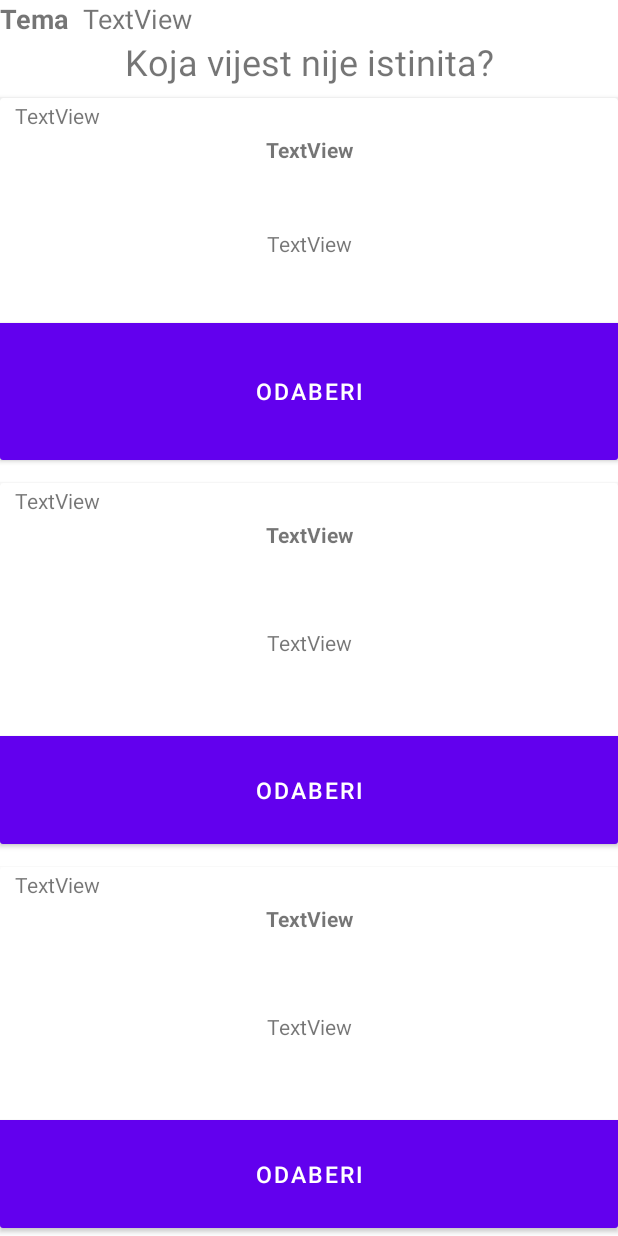
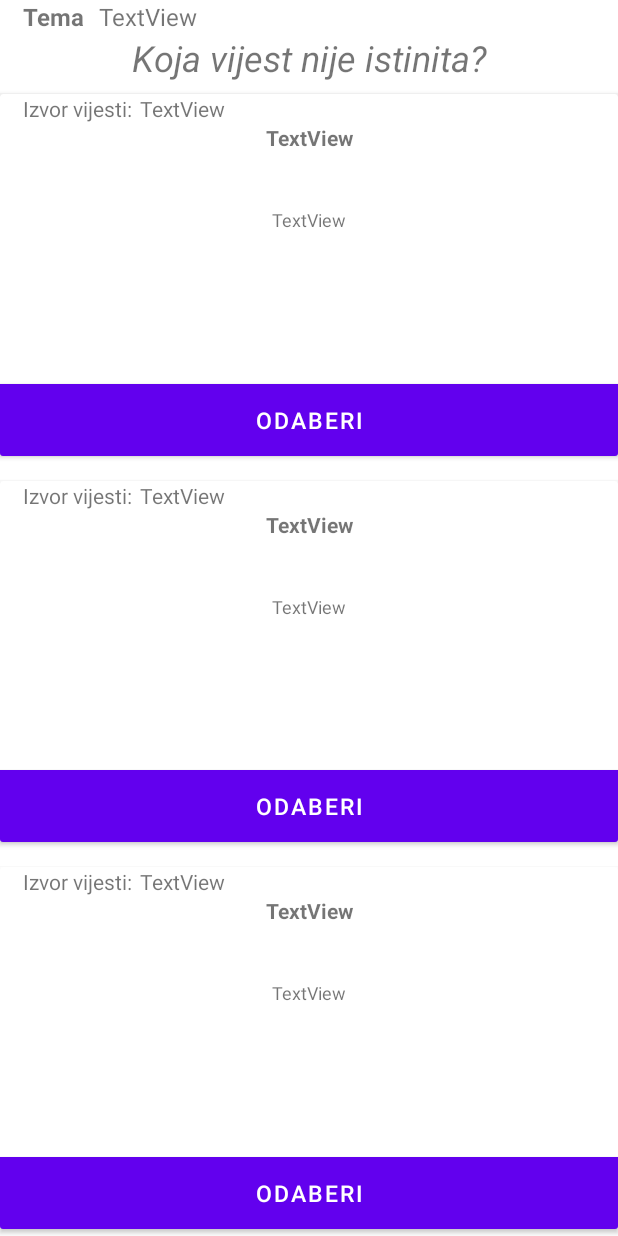
Before and after one commit to Bungar95/Android-DSI2021, an Android app: the layout activity_quiz_fake_news.xml on its own in the app's theme, with its tools: preview values and no code run, on a phone screen of 412 x 824 dp. Run offline under Robolectric (Android 15) with nearby library versions, the phone set to English and light mode, and no system bars; Roboto replaces fonts that are not available here.

Commit message:
2nd quiz added, result activity adjusted

```diff
--- a/app/src/main/java/hr/cnzd/dsi2021/Activities/Quiz/QuizNasiljeActivity.java
+++ b/app/src/main/java/hr/cnzd/dsi2021/Activities/Quiz/QuizNasiljeActivity.java
@@ -19,7 +19,7 @@ public class QuizNasiljeActivity extends AppCompatActivity implements IQuizActiv
 
     private static int BROJ_PITANJA = 10;
     IQuizActivity.Presenter mPresenter;
-    String quiz = "prepoznajmo_nasilje";
+    String quiz;
     private List<KvizPitanje> pitanja;
     private int trenutnoPitanje;
     private Intent resultIntent;
@@ -49,6 +49,7 @@ public class QuizNasiljeActivity extends AppCompatActivity implements IQuizActiv
     public void init() {
         resultIntent = new Intent(this, QuizResultActivity.class);
         txtPitanje = findViewById(R.id.pitanje);
+        quiz = "prepoznajmo_nasilje";
         o1=findViewById(R.id.o1);
         o2=findViewById(R.id.o2);
         o3=findViewById(R.id.o3);
--- a/app/src/main/java/hr/cnzd/dsi2021/Presenters/Quiz/QuizPresenter.java
+++ b/app/src/main/java/hr/cnzd/dsi2021/Presenters/Quiz/QuizPresenter.java
@@ -37,7 +37,7 @@ public class QuizPresenter implements IQuizActivity.Presenter {
 
         int postotak = (int)(((float) ukupno/10)*100);
         intent.putExtra("postotak",postotak);
-        intent.putExtra("vrsta", type);
+        intent.putExtra("kviz", type);
         return intent;
     }
 
--- a/app/src/main/res/layout/activity_quiz_fake_news.xml
+++ b/app/src/main/res/layout/activity_quiz_fake_news.xml
@@ -1,14 +1,80 @@
 <?xml version="1.0" encoding="utf-8"?>
-<RelativeLayout xmlns:android="http://schemas.android.com/apk/res/android"
+<androidx.constraintlayout.widget.ConstraintLayout
+    xmlns:android="http://schemas.android.com/apk/res/android"
     xmlns:app="http://schemas.android.com/apk/res-auto"
     xmlns:tools="http://schemas.android.com/tools"
-    android:layout_width="fill_parent"
-    android:layout_height="fill_parent"
-    tools:context="hr.cnzd.dsi2021.Activities.Quiz.QuizNasiljeActivity">
+    android:layout_width="match_parent"
+    android:layout_height="match_parent">
+
+    <LinearLayout
+        android:id="@+id/linearLayout2"
+        android:layout_width="match_parent"
+        android:layout_height="0dp"
+        android:orientation="vertical"
+        app:layout_constraintEnd_toEndOf="parent"
+        app:layout_constraintStart_toStartOf="parent"
+        app:layout_constraintTop_toTopOf="parent">
 
         <LinearLayout
             android:layout_width="match_parent"
-        android:layout_height="fill_parent"
+            android:layout_height="match_parent"
+            android:orientation="horizontal"
+            android:paddingLeft="15dp">
+
+            <TextView
+                android:layout_width="wrap_content"
+                android:layout_height="wrap_content"
+                android:text="Tema"
+                android:textSize="16dp"
+                android:textStyle="bold" />
+
+            <TextView
+                android:id="@+id/tvTema"
+                android:layout_width="wrap_content"
+                android:layout_height="wrap_content"
+                android:layout_marginLeft="10dp"
+                android:text="TextView"
+                android:textSize="16dp" />
+        </LinearLayout>
+    </LinearLayout>
+
+    <TextView
+        android:id="@+id/textView"
+        android:layout_width="match_parent"
+        android:layout_height="wrap_content"
+        android:text="Koja vijest nije istinita?"
+        android:textAlignment="center"
+        android:textSize="24sp"
+        android:textStyle="italic"
+        app:layout_constraintBottom_toTopOf="@+id/space"
+        app:layout_constraintEnd_toEndOf="parent"
+        app:layout_constraintStart_toStartOf="parent"
+        app:layout_constraintTop_toBottomOf="@+id/linearLayout2" />
+
+    <Space
+        android:id="@+id/space"
+        android:layout_width="match_parent"
+        android:layout_height="8dp"
+        app:layout_constraintBottom_toTopOf="@+id/cardView"
+        app:layout_constraintEnd_toEndOf="parent"
+        app:layout_constraintHorizontal_bias="0.0"
+        app:layout_constraintStart_toStartOf="parent"
+        app:layout_constraintTop_toBottomOf="@+id/textView" />
+
+    <androidx.cardview.widget.CardView
+        android:id="@+id/cardView"
+        android:layout_width="match_parent"
+        android:layout_height="0dp"
+        android:layout_marginBottom="1dp"
+        android:layout_weight="1"
+        app:layout_constraintBottom_toTopOf="@+id/space2"
+        app:layout_constraintEnd_toEndOf="parent"
+        app:layout_constraintStart_toStartOf="parent"
+        app:layout_constraintTop_toBottomOf="@+id/space">
+
+        <LinearLayout
+            android:layout_width="match_parent"
+            android:layout_height="match_parent"
             android:orientation="vertical">
 
             <LinearLayout
@@ -17,74 +83,48 @@
                 android:orientation="horizontal">
 
                 <TextView
+                    android:id="@+id/textView5"
                     android:layout_width="wrap_content"
                     android:layout_height="wrap_content"
-                android:text="Tema"
-                android:textSize="18sp"
-                android:textStyle="bold" />
-
-            <TextView
-                android:id="@+id/tvTema"
-                android:layout_width="wrap_content"
-                android:layout_height="wrap_content"
-                android:layout_marginLeft="10dp"
-                android:text="TextView"
-                android:textSize="18sp" />
-        </LinearLayout>
-
-        <TextView
-            android:layout_width="match_parent"
-            android:layout_height="wrap_content"
-            android:text="Koja vijest nije istinita?"
-            android:textAlignment="center"
-            android:textSize="24sp" />
-
-        <Space
-            android:layout_width="match_parent"
-            android:layout_height="8dp" />
-
-        <androidx.cardview.widget.CardView
-            android:layout_width="match_parent"
-            android:layout_height="match_parent"
-            android:layout_weight="1">
-
-            <LinearLayout
-                android:layout_width="match_parent"
-                android:layout_height="match_parent"
-                android:orientation="vertical">
+                    android:layout_marginLeft="15dp"
+                    android:text="Izvor vijesti:" />
 
                 <TextView
                     android:id="@+id/tvLink1"
                     android:layout_width="match_parent"
                     android:layout_height="wrap_content"
-                    android:paddingStart="10dp"
-                    android:paddingTop="2dp"
-                    android:paddingBottom="3dp"
-                    android:text="TextView"
-                    android:autoLink="web"/>
+                    android:autoLink="web"
+                    android:paddingStart="5dp"
+                    android:text="TextView" />
+            </LinearLayout>
 
             <TextView
                 android:id="@+id/tvNaslov1"
                 android:layout_width="match_parent"
                 android:layout_height="wrap_content"
+                android:layout_marginStart="5dp"
+                android:layout_marginEnd="5dp"
                 android:layout_weight="1"
+                android:gravity="center_horizontal|fill_horizontal"
                 android:text="TextView"
                 android:textAlignment="center"
+                android:textSize="14sp"
                 android:textStyle="bold" />
 
             <TextView
                 android:id="@+id/tvPodnaslov1"
                 android:layout_width="match_parent"
                 android:layout_height="wrap_content"
-                    android:layout_weight="1"
+                android:layout_weight="3"
+                android:padding="5dp"
                 android:text="TextView"
-                    android:textAlignment="center" />
+                android:textAlignment="center"
+                android:textSize="12sp" />
 
             <Button
                 android:id="@+id/o1"
                 android:layout_width="match_parent"
                 android:layout_height="wrap_content"
-                    android:layout_weight="1"
                 android:background="@color/kvizColorPrimary"
                 android:text="Odaberi"
                 android:textColor="#FFFFFF"
@@ -94,51 +134,78 @@
     </androidx.cardview.widget.CardView>
 
     <Space
+        android:id="@+id/space2"
         android:layout_width="match_parent"
-            android:layout_height="15dp" />
+        android:layout_height="15dp"
+        app:layout_constraintBottom_toTopOf="@+id/cardView2"
+        app:layout_constraintEnd_toEndOf="parent"
+        app:layout_constraintStart_toStartOf="parent"
+        app:layout_constraintTop_toBottomOf="@+id/cardView" />
 
     <androidx.cardview.widget.CardView
+        android:id="@+id/cardView2"
         android:layout_width="match_parent"
-            android:layout_height="match_parent"
-            android:layout_weight="1">
+        android:layout_height="0dp"
+        android:layout_marginBottom="1dp"
+        android:layout_weight="1"
+        app:layout_constraintBottom_toTopOf="@+id/space3"
+        app:layout_constraintEnd_toEndOf="parent"
+        app:layout_constraintStart_toStartOf="parent"
+        app:layout_constraintTop_toBottomOf="@+id/space2">
 
         <LinearLayout
             android:layout_width="match_parent"
             android:layout_height="match_parent"
             android:orientation="vertical">
 
+            <LinearLayout
+                android:layout_width="match_parent"
+                android:layout_height="wrap_content"
+                android:orientation="horizontal">
+
+                <TextView
+                    android:id="@+id/textView6"
+                    android:layout_width="wrap_content"
+                    android:layout_height="wrap_content"
+                    android:layout_marginLeft="15dp"
+                    android:text="Izvor vijesti:" />
+
                 <TextView
                     android:id="@+id/tvLink2"
                     android:layout_width="match_parent"
                     android:layout_height="wrap_content"
-                    android:paddingStart="10dp"
-                    android:paddingTop="2dp"
-                    android:paddingBottom="3dp"
-                    android:text="TextView"
-                    android:autoLink="web"/>
+                    android:autoLink="web"
+                    android:paddingStart="5dp"
+                    android:text="TextView" />
+            </LinearLayout>
 
             <TextView
                 android:id="@+id/tvNaslov2"
                 android:layout_width="match_parent"
-                    android:layout_height="match_parent"
+                android:layout_height="wrap_content"
+                android:layout_marginStart="5dp"
+                android:layout_marginEnd="5dp"
                 android:layout_weight="1"
+                android:gravity="center_horizontal|fill_horizontal"
                 android:text="TextView"
                 android:textAlignment="center"
+                android:textSize="14sp"
                 android:textStyle="bold" />
 
             <TextView
                 android:id="@+id/tvPodnaslov2"
                 android:layout_width="match_parent"
-                    android:layout_height="match_parent"
-                    android:layout_weight="1"
+                android:layout_height="wrap_content"
+                android:layout_weight="3"
+                android:padding="5dp"
                 android:text="TextView"
-                    android:textAlignment="center" />
+                android:textAlignment="center"
+                android:textSize="12sp" />
 
             <Button
                 android:id="@+id/o2"
                 android:layout_width="match_parent"
-                    android:layout_height="match_parent"
-                    android:layout_weight="1"
+                android:layout_height="wrap_content"
                 android:background="@color/kvizColorPrimary"
                 android:text="Odaberi"
                 android:textColor="#FFFFFF"
@@ -148,51 +215,79 @@
     </androidx.cardview.widget.CardView>
 
     <Space
+        android:id="@+id/space3"
         android:layout_width="match_parent"
-            android:layout_height="15dp" />
+        android:layout_height="15dp"
+        app:layout_constraintBottom_toTopOf="@+id/cardView3"
+        app:layout_constraintEnd_toEndOf="parent"
+        app:layout_constraintHorizontal_bias="0.0"
+        app:layout_constraintStart_toStartOf="parent"
+        app:layout_constraintTop_toBottomOf="@+id/cardView2" />
 
     <androidx.cardview.widget.CardView
+        android:id="@+id/cardView3"
         android:layout_width="match_parent"
-            android:layout_height="match_parent"
-            android:layout_weight="1">
+        android:layout_height="0dp"
+        android:layout_marginBottom="1dp"
+        android:layout_weight="1"
+        app:layout_constraintBottom_toTopOf="@+id/space4"
+        app:layout_constraintEnd_toEndOf="parent"
+        app:layout_constraintStart_toStartOf="parent"
+        app:layout_constraintTop_toBottomOf="@+id/space3">
 
         <LinearLayout
             android:layout_width="match_parent"
             android:layout_height="match_parent"
             android:orientation="vertical">
 
+            <LinearLayout
+                android:layout_width="match_parent"
+                android:layout_height="wrap_content"
+                android:orientation="horizontal">
+
+                <TextView
+                    android:id="@+id/textView7"
+                    android:layout_width="wrap_content"
+                    android:layout_height="wrap_content"
+                    android:layout_marginLeft="15dp"
+                    android:text="Izvor vijesti:" />
+
                 <TextView
                     android:id="@+id/tvLink3"
                     android:layout_width="match_parent"
                     android:layout_height="wrap_content"
-                    android:paddingStart="10dp"
-                    android:paddingTop="2dp"
-                    android:paddingBottom="3dp"
-                    android:text="TextView"
-                    android:autoLink="web"/>
+                    android:autoLink="web"
+                    android:paddingStart="5dp"
+                    android:text="TextView" />
+            </LinearLayout>
 
             <TextView
                 android:id="@+id/tvNaslov3"
                 android:layout_width="match_parent"
-                    android:layout_height="match_parent"
+                android:layout_height="wrap_content"
+                android:layout_marginStart="5dp"
+                android:layout_marginEnd="5dp"
                 android:layout_weight="1"
+                android:gravity="center_horizontal|fill_horizontal"
                 android:text="TextView"
                 android:textAlignment="center"
+                android:textSize="14sp"
                 android:textStyle="bold" />
 
             <TextView
                 android:id="@+id/tvPodnaslov3"
                 android:layout_width="match_parent"
-                    android:layout_height="match_parent"
-                    android:layout_weight="1"
+                android:layout_height="wrap_content"
+                android:layout_weight="3"
+                android:padding="5dp"
                 android:text="TextView"
-                    android:textAlignment="center" />
+                android:textAlignment="center"
+                android:textSize="12sp" />
 
             <Button
                 android:id="@+id/o3"
                 android:layout_width="match_parent"
-                    android:layout_height="match_parent"
-                    android:layout_weight="1"
+                android:layout_height="wrap_content"
                 android:background="@color/kvizColorPrimary"
                 android:text="Odaberi"
                 android:textColor="#FFFFFF"
@@ -202,9 +297,12 @@
     </androidx.cardview.widget.CardView>
 
     <Space
+        android:id="@+id/space4"
         android:layout_width="match_parent"
-            android:layout_height="5dp" />
+        android:layout_height="3dp"
+        app:layout_constraintBottom_toBottomOf="parent"
+        app:layout_constraintEnd_toEndOf="parent"
+        app:layout_constraintStart_toStartOf="parent"
+        app:layout_constraintTop_toBottomOf="@+id/cardView3" />
 
-    </LinearLayout>
-
-</RelativeLayout>
+</androidx.constraintlayout.widget.ConstraintLayout>
```
Also changed, not shown: app/src/main/java/hr/cnzd/dsi2021/Activities/Quiz/QuizFakeNewsActivity.java (+4 -4 lines), app/src/main/java/hr/cnzd/dsi2021/Activities/Quiz/QuizResultActivity.java (+30 -8 lines), app/src/main/java/hr/cnzd/dsi2021/Model/PitanjaFakeNews.java (+228 -4 lines), app/src/main/res/layout/activity_quiz_result.xml (+13 -0 lines). Lines whose indentation alone changed are shown as unchanged.
